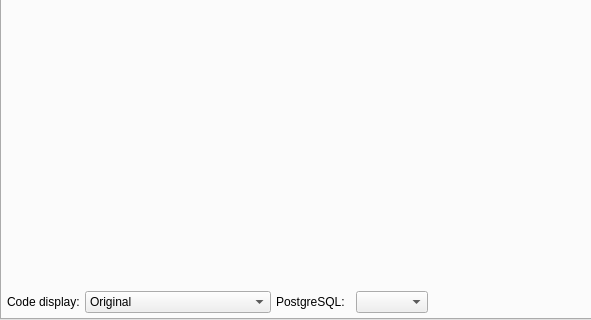
pgmodeler/pgmodeler, file libs/libgui/ui/widgets/sourcecodewidget.ui: the form before one commit; both pictures show x 0 to 591 and y 166 to 486 of the 685 by 486 pixel window.
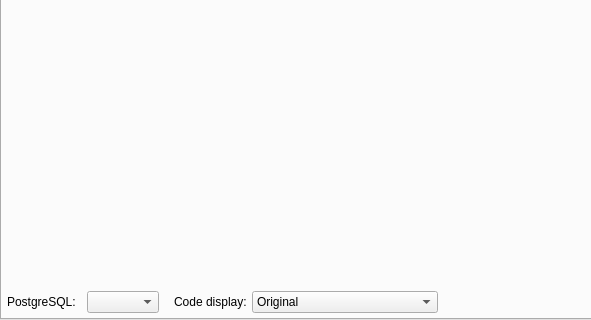
The form after the commit. Icons and pictures are not drawn.

The edit to the form file:
```diff
--- a/libs/libgui/ui/widgets/sourcecodewidget.ui
+++ b/libs/libgui/ui/widgets/sourcecodewidget.ui
@@ -82,44 +82,6 @@
          <property name="spacing">
           <number>5</number>
          </property>
-         <item>
-          <widget class="QLabel" name="label">
-           <property name="text">
-            <string>Code display:</string>
-           </property>
-          </widget>
-         </item>
-         <item>
-          <widget class="QComboBox" name="code_options_cmb">
-           <property name="sizePolicy">
-            <sizepolicy hsizetype="Preferred" vsizetype="Fixed">
-             <horstretch>0</horstretch>
-             <verstretch>0</verstretch>
-            </sizepolicy>
-           </property>
-           <property name="toolTip">
-            <string>&lt;strong&gt;Original:&lt;/strong&gt; generates only the original SQL code of the selected object.&lt;br/&gt;&lt;br/&gt;&lt;strong&gt;Dependencies:&lt;/strong&gt; generates the original code including all dependencies needed to properly create the selected  object. &lt;br/&gt;&lt;br/&gt;&lt;strong&gt;Children:&lt;/strong&gt; generates the original code including all children's SQL code. This option is used only for schemas, tables, and views.</string>
-           </property>
-           <property name="statusTip">
-            <string/>
-           </property>
-           <item>
-            <property name="text">
-             <string>Original</string>
-            </property>
-           </item>
-           <item>
-            <property name="text">
-             <string>Original + depedencies' SQL</string>
-            </property>
-           </item>
-           <item>
-            <property name="text">
-             <string>Original + children's SQL</string>
-            </property>
-           </item>
-          </widget>
-         </item>
          <item>
           <widget class="QLabel" name="pgsql_lbl">
            <property name="sizePolicy">
@@ -175,6 +137,47 @@
            </property>
           </widget>
          </item>
+         <item>
+          <widget class="QLabel" name="label">
+           <property name="text">
+            <string>Code display:</string>
+           </property>
+           <property name="indent">
+            <number>10</number>
+           </property>
+          </widget>
+         </item>
+         <item>
+          <widget class="QComboBox" name="code_options_cmb">
+           <property name="sizePolicy">
+            <sizepolicy hsizetype="Preferred" vsizetype="Fixed">
+             <horstretch>0</horstretch>
+             <verstretch>0</verstretch>
+            </sizepolicy>
+           </property>
+           <property name="toolTip">
+            <string>&lt;strong&gt;Original:&lt;/strong&gt; generates only the original SQL code of the selected object.&lt;br/&gt;&lt;br/&gt;&lt;strong&gt;Dependencies:&lt;/strong&gt; generates the original code including all dependencies needed to properly create the selected  object. &lt;br/&gt;&lt;br/&gt;&lt;strong&gt;Children:&lt;/strong&gt; generates the original code including all children's SQL code. This option is used only for schemas, tables, and views.</string>
+           </property>
+           <property name="statusTip">
+            <string/>
+           </property>
+           <item>
+            <property name="text">
+             <string>Original</string>
+            </property>
+           </item>
+           <item>
+            <property name="text">
+             <string>Original + depedencies' SQL</string>
+            </property>
+           </item>
+           <item>
+            <property name="text">
+             <string>Original + children's SQL</string>
+            </property>
+           </item>
+          </widget>
+         </item>
          <item>
           <spacer name="horizontalSpacer_3">
            <property name="orientation">
```
